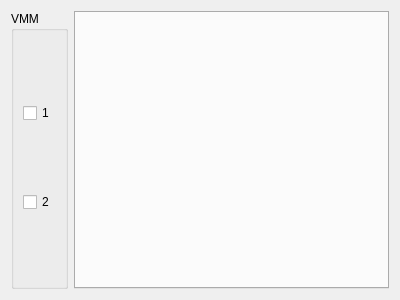
YanzhaoW/vmmsc, file src/hybrid_window.ui: the form before one commit.
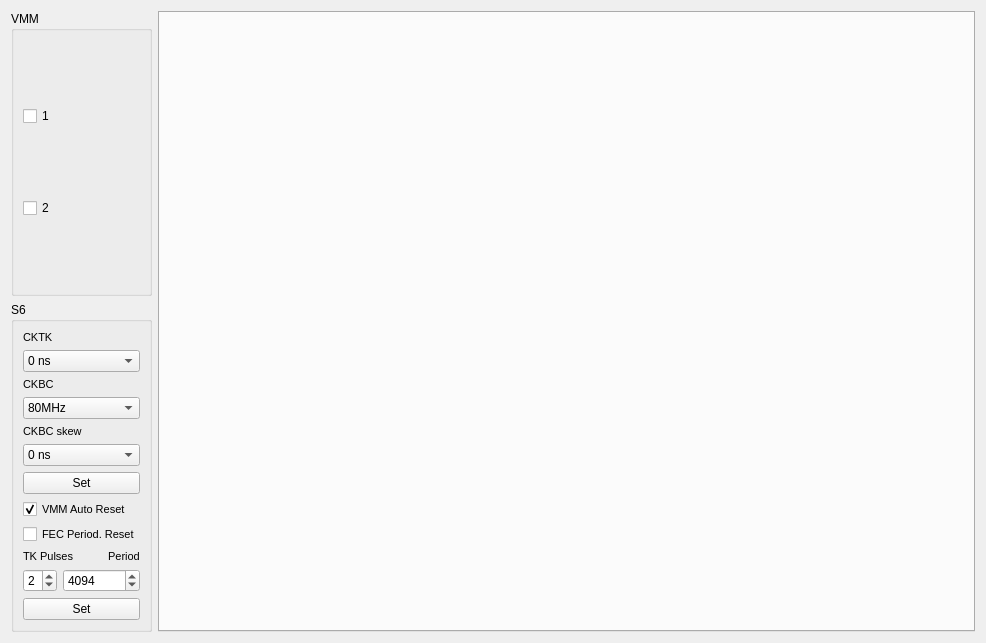
The form after the commit.

Diff of the .ui file:
```diff
--- a/src/hybrid_window.ui
+++ b/src/hybrid_window.ui
@@ -6,28 +6,37 @@
    <rect>
     <x>0</x>
     <y>0</y>
-    <width>400</width>
-    <height>300</height>
+    <width>986</width>
+    <height>643</height>
    </rect>
   </property>
+  <property name="sizePolicy">
+   <sizepolicy hsizetype="Expanding" vsizetype="Expanding">
+    <horstretch>0</horstretch>
+    <verstretch>0</verstretch>
+   </sizepolicy>
+  </property>
+  <property name="focusPolicy">
+   <enum>Qt::NoFocus</enum>
+  </property>
   <property name="windowTitle">
    <string>Form</string>
   </property>
-  <layout class="QHBoxLayout" name="horizontalLayout">
-   <item>
+  <layout class="QGridLayout" name="gridLayout_3">
+   <item row="0" column="0">
     <widget class="QGroupBox" name="groupBox">
      <property name="title">
       <string>VMM</string>
      </property>
-     <layout class="QVBoxLayout" name="verticalLayout">
-      <item>
+     <layout class="QGridLayout" name="gridLayout_2">
+      <item row="0" column="0">
        <widget class="QCheckBox" name="Box_vmm1">
         <property name="text">
          <string>1</string>
         </property>
        </widget>
       </item>
-      <item>
+      <item row="1" column="0">
        <widget class="QCheckBox" name="Box_vmm2">
         <property name="text">
          <string>2</string>
@@ -37,13 +46,300 @@
      </layout>
     </widget>
    </item>
-   <item>
+   <item row="0" column="1" rowspan="2">
     <widget class="QTabWidget" name="tabWidget">
      <property name="currentIndex">
       <number>-1</number>
      </property>
     </widget>
    </item>
+   <item row="1" column="0">
+    <widget class="QGroupBox" name="groupBox_8">
+     <property name="font">
+      <font>
+       <family>Arial</family>
+       <pointsize>9</pointsize>
+      </font>
+     </property>
+     <property name="title">
+      <string>S6</string>
+     </property>
+     <layout class="QGridLayout" name="gridLayout">
+      <item row="10" column="0">
+       <widget class="QSpinBox" name="s6_tkPulses">
+        <property name="font">
+         <font>
+          <family>Arial</family>
+          <pointsize>9</pointsize>
+         </font>
+        </property>
+        <property name="minimum">
+         <number>0</number>
+        </property>
+        <property name="maximum">
+         <number>7</number>
+        </property>
+        <property name="singleStep">
+         <number>1</number>
+        </property>
+        <property name="value">
+         <number>2</number>
+        </property>
+       </widget>
+      </item>
+      <item row="3" column="0" colspan="3">
+       <widget class="QComboBox" name="ckbc_s6">
+        <property name="font">
+         <font>
+          <family>Arial</family>
+          <pointsize>9</pointsize>
+         </font>
+        </property>
+        <property name="currentIndex">
+         <number>2</number>
+        </property>
+        <item>
+         <property name="text">
+          <string>160MHz</string>
+         </property>
+        </item>
+        <item>
+         <property name="text">
+          <string>160MHz inv</string>
+         </property>
+        </item>
+        <item>
+         <property name="text">
+          <string>80MHz</string>
+         </property>
+        </item>
+        <item>
+         <property name="text">
+          <string>40MHz</string>
+         </property>
+        </item>
+        <item>
+         <property name="text">
+          <string>20MHz</string>
+         </property>
+        </item>
+        <item>
+         <property name="text">
+          <string>10MHz</string>
+         </property>
+        </item>
+        <item>
+         <property name="text">
+          <string>5MHz</string>
+         </property>
+        </item>
+        <item>
+         <property name="text">
+          <string>2.5MHz</string>
+         </property>
+        </item>
+       </widget>
+      </item>
+      <item row="5" column="0" colspan="3">
+       <widget class="QComboBox" name="ckbc_skew_s6">
+        <property name="font">
+         <font>
+          <family>Arial</family>
+          <pointsize>9</pointsize>
+         </font>
+        </property>
+        <property name="currentIndex">
+         <number>0</number>
+        </property>
+        <item>
+         <property name="text">
+          <string>0 ns</string>
+         </property>
+        </item>
+        <item>
+         <property name="text">
+          <string>6.26 ns</string>
+         </property>
+        </item>
+        <item>
+         <property name="text">
+          <string>12.52 ns</string>
+         </property>
+        </item>
+        <item>
+         <property name="text">
+          <string>18.78 ns</string>
+         </property>
+        </item>
+       </widget>
+      </item>
+      <item row="0" column="0">
+       <widget class="QLabel" name="cktkLabel">
+        <property name="font">
+         <font>
+          <family>Arial</family>
+          <pointsize>8</pointsize>
+         </font>
+        </property>
+        <property name="text">
+         <string>CKTK</string>
+        </property>
+       </widget>
+      </item>
+      <item row="10" column="1" colspan="2">
+       <widget class="QSpinBox" name="fecPeriodReset">
+        <property name="font">
+         <font>
+          <family>Arial</family>
+          <pointsize>9</pointsize>
+         </font>
+        </property>
+        <property name="minimum">
+         <number>0</number>
+        </property>
+        <property name="maximum">
+         <number>4096</number>
+        </property>
+        <property name="singleStep">
+         <number>1</number>
+        </property>
+        <property name="value">
+         <number>4094</number>
+        </property>
+       </widget>
+      </item>
+      <item row="11" column="0" colspan="3">
+       <widget class="QPushButton" name="setck_s6_resets">
+        <property name="font">
+         <font>
+          <pointsize>9</pointsize>
+         </font>
+        </property>
+        <property name="text">
+         <string>Set</string>
+        </property>
+       </widget>
+      </item>
+      <item row="6" column="0" colspan="3">
+       <widget class="QPushButton" name="setck_s6">
+        <property name="font">
+         <font>
+          <pointsize>9</pointsize>
+         </font>
+        </property>
+        <property name="text">
+         <string>Set</string>
+        </property>
+       </widget>
+      </item>
+      <item row="7" column="0" colspan="3">
+       <widget class="QCheckBox" name="s6_autoReset">
+        <property name="font">
+         <font>
+          <pointsize>8</pointsize>
+         </font>
+        </property>
+        <property name="text">
+         <string>VMM Auto Reset</string>
+        </property>
+        <property name="checked">
+         <bool>true</bool>
+        </property>
+       </widget>
+      </item>
+      <item row="4" column="0" colspan="3">
+       <widget class="QLabel" name="ckbcLabel_2">
+        <property name="font">
+         <font>
+          <family>Arial</family>
+          <pointsize>8</pointsize>
+         </font>
+        </property>
+        <property name="text">
+         <string>CKBC skew</string>
+        </property>
+       </widget>
+      </item>
+      <item row="8" column="0" colspan="3">
+       <widget class="QCheckBox" name="s6_FECReset">
+        <property name="font">
+         <font>
+          <pointsize>8</pointsize>
+         </font>
+        </property>
+        <property name="text">
+         <string>FEC Period. Reset</string>
+        </property>
+       </widget>
+      </item>
+      <item row="9" column="2">
+       <widget class="QLabel" name="label_32">
+        <property name="font">
+         <font>
+          <pointsize>8</pointsize>
+         </font>
+        </property>
+        <property name="text">
+         <string>  Period</string>
+        </property>
+       </widget>
+      </item>
+      <item row="2" column="0">
+       <widget class="QLabel" name="ckbcLabel">
+        <property name="font">
+         <font>
+          <family>Arial</family>
+          <pointsize>8</pointsize>
+         </font>
+        </property>
+        <property name="text">
+         <string>CKBC</string>
+        </property>
+       </widget>
+      </item>
+      <item row="1" column="0" colspan="3">
+       <widget class="QComboBox" name="cktk_s6">
+        <property name="font">
+         <font>
+          <family>Arial</family>
+          <pointsize>9</pointsize>
+         </font>
+        </property>
+        <property name="currentIndex">
+         <number>0</number>
+        </property>
+        <item>
+         <property name="text">
+          <string>0 ns</string>
+         </property>
+        </item>
+        <item>
+         <property name="text">
+          <string>12.5 ns</string>
+         </property>
+        </item>
+        <item>
+         <property name="text">
+          <string>25 ns</string>
+         </property>
+        </item>
+       </widget>
+      </item>
+      <item row="9" column="0" colspan="2">
+       <widget class="QLabel" name="label_34">
+        <property name="font">
+         <font>
+          <pointsize>8</pointsize>
+         </font>
+        </property>
+        <property name="text">
+         <string>TK Pulses</string>
+        </property>
+       </widget>
+      </item>
+     </layout>
+    </widget>
+   </item>
   </layout>
  </widget>
  <resources/>
```
